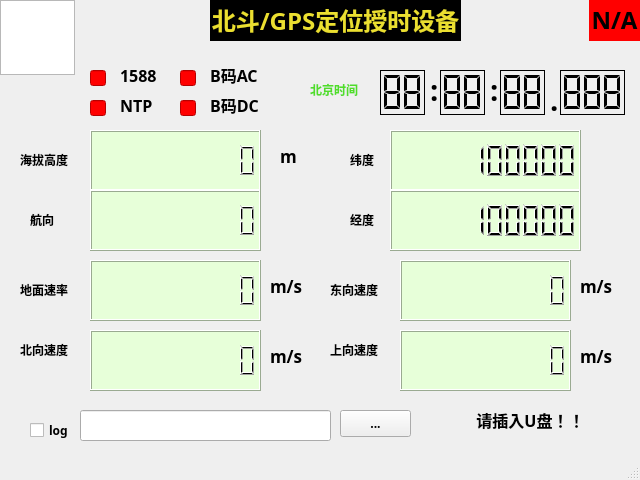
Qt form mainwindow.ui (sensarliar/gps_test) before a commit.
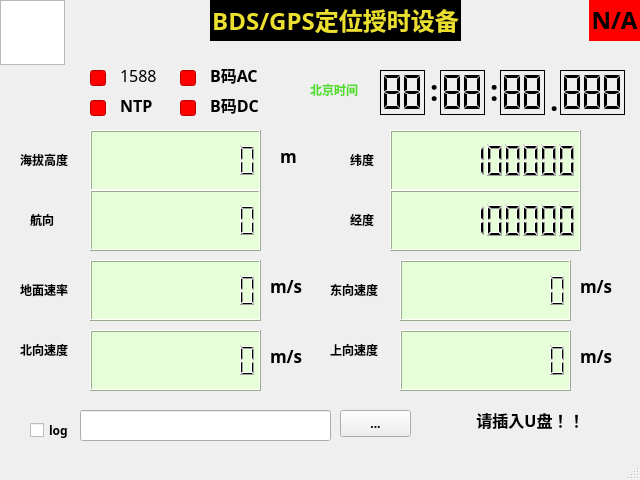
The same form after that commit. Icons and pictures are not drawn.

```diff
--- a/mainwindow.ui
+++ b/mainwindow.ui
@@ -414,7 +414,7 @@
 background-color: rgb(0, 0, 0);</string>
     </property>
     <property name="text">
-     <string notr="true">&lt;html&gt;&lt;head/&gt;&lt;body&gt;&lt;p align=&quot;center&quot;&gt;&lt;span style=&quot; font-size:18pt; font-weight:600; color:#ebdf30;&quot;&gt;北斗/GPS定位授时设备&lt;/span&gt;&lt;/p&gt;&lt;/body&gt;&lt;/html&gt;</string>
+     <string notr="true">&lt;html&gt;&lt;head/&gt;&lt;body&gt;&lt;p align=&quot;center&quot;&gt;&lt;span style=&quot; font-size:18pt; font-weight:600; color:#ebdf30;&quot;&gt;BDS/GPS定位授时设备&lt;/span&gt;&lt;/p&gt;&lt;/body&gt;&lt;/html&gt;</string>
     </property>
    </widget>
    <widget class="QLCDNumber" name="m_speed">
@@ -552,8 +552,8 @@
      <rect>
       <x>0</x>
       <y>0</y>
-      <width>75</width>
-      <height>75</height>
+      <width>65</width>
+      <height>65</height>
      </rect>
     </property>
     <property name="styleSheet">
@@ -1004,7 +1004,7 @@
      </rect>
     </property>
     <property name="text">
-     <string>&lt;html&gt;&lt;head/&gt;&lt;body&gt;&lt;p&gt;&lt;span style=&quot; font-size:12pt;&quot;&gt;1588&lt;/span&gt;&lt;/p&gt;&lt;/body&gt;&lt;/html&gt;</string>
+     <string>&lt;html&gt;&lt;head/&gt;&lt;body&gt;&lt;p&gt;&lt;span style=&quot; font-size:12pt; font-weight:400;&quot;&gt;1588&lt;/span&gt;&lt;/p&gt;&lt;/body&gt;&lt;/html&gt;</string>
     </property>
    </widget>
    <widget class="QLabel" name="label_13">
```
Left out of the diff: 2 changed lines with no effect on the pictures.
